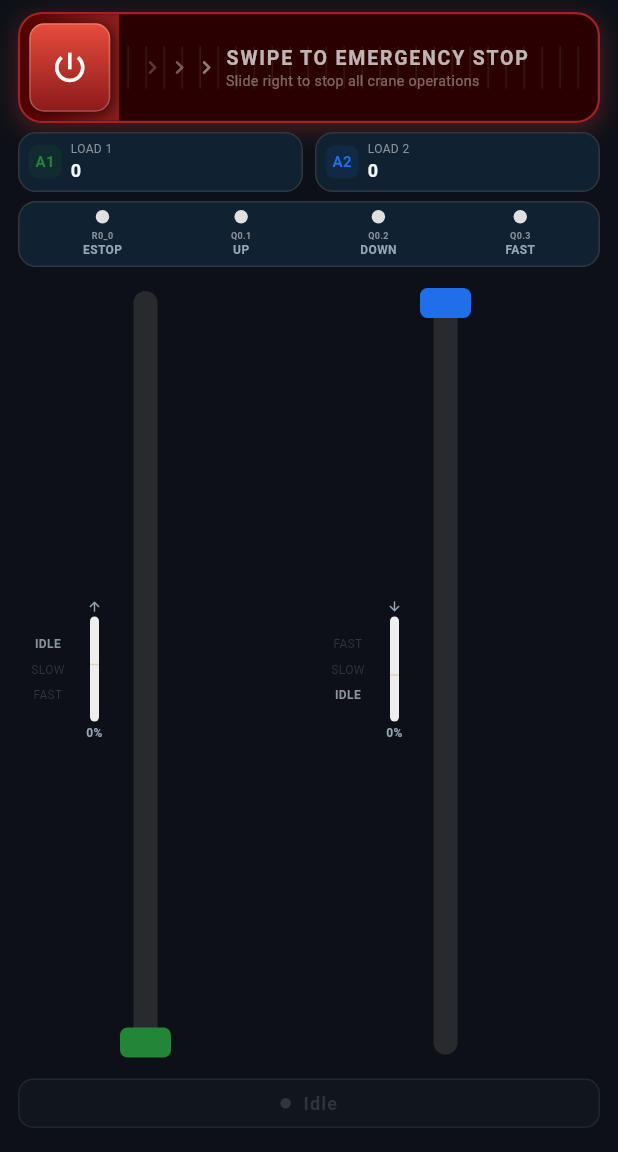
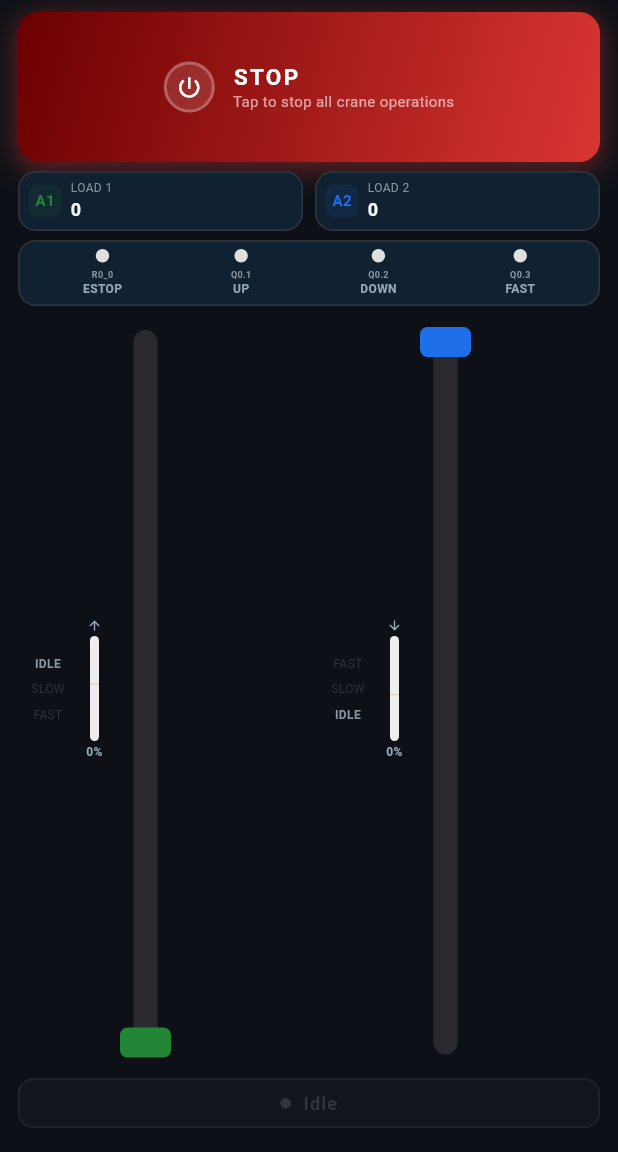
Before and after one commit to ashik134/IntelliHMI-BLE-Unified-Automation-Interface, a Flutter app: the ControlScreen screen opened directly, on a phone screen of 412 x 824 dp, the part 84-1236 px from its top. Run offline on Flutter 3.47's test engine with Material 3 defaults, Android fonts, the phone set to English and light mode, and no system bars; our stand-ins replace battery_plus, flutter_blue_plus, google_fonts, logger, permission_handler, shared_preferences and 2 more; accounts and stored records are empty.

Commit message:
Refactor UI components: update colors in IndustrialAppBar, enhance ControlScreen layout, and improve EStopSwipeButton instructions

```diff
--- a/lib/screens/connection_screen.dart
+++ b/lib/screens/connection_screen.dart
@@ -280,7 +280,7 @@ class IndustrialAppBar extends StatelessWidget implements PreferredSizeWidget {
         decoration: BoxDecoration(
           color: backgroundColor ?? AppColors.surface,
           border: const Border(
-            bottom: BorderSide(color: AppColors.accentSoft, width: 1),
+            bottom: BorderSide(color: AppColors.darkInfo, width: 1),
           ),
           boxShadow: [
             BoxShadow(
--- a/lib/screens/control_screen.dart
+++ b/lib/screens/control_screen.dart
@@ -1,16 +1,20 @@
 import 'package:flutter/material.dart';
+
 import 'package:provider/provider.dart';
-import 'package:rev_crane_control_ops/models/app_enums.dart';
-import 'package:rev_crane_control_ops/widgets/estop_swipe_button.dart';
 import 'package:vibration/vibration.dart';
 
+import 'package:rev_crane_control_ops/models/app_enums.dart';
+import 'package:rev_crane_control_ops/models/control_layout_config.dart';
+
+import 'package:rev_crane_control_ops/utils/constants.dart';
+import 'package:rev_crane_control_ops/utils/control_layout_metrics.dart';
+
+import 'package:rev_crane_control_ops/controllers/crane_controllers.dart';
 import 'package:rev_crane_control_ops/controllers/layout_settings_controller.dart';
-import 'package:rev_crane_control_ops/models/control_layout_config.dart';
-import 'package:rev_crane_control_ops/utils/constants.dart';
+
+import 'package:rev_crane_control_ops/widgets/estop_swipe_button.dart';
 import 'package:rev_crane_control_ops/widgets/crane_slider_button.dart';
 import 'package:rev_crane_control_ops/widgets/toggle_control_button.dart';
-import 'package:rev_crane_control_ops/utils/control_layout_metrics.dart';
-import 'package:rev_crane_control_ops/controllers/crane_controllers.dart';
 
 class ControlScreen extends StatefulWidget {
   const ControlScreen({super.key});
@@ -20,9 +24,9 @@ class ControlScreen extends StatefulWidget {
 }
 
 class _ControlScreenState extends State<ControlScreen>
-    with SingleTickerProviderStateMixin {
+    with SingleTickerProviderStateMixin, WidgetsBindingObserver {
   late final AnimationController _pulseController;
-  // late final Animation<double> _pulseAnim;
+  late final Animation<double> _pulseAnim;
   CraneController? _craneController;
 
   // ── Mutual-exclusion: only one hoist direction active at a time ────────────
@@ -35,13 +39,15 @@ class _ControlScreenState extends State<ControlScreen>
   @override
   void initState() {
     super.initState();
+    WidgetsBinding.instance.addObserver(this);
+
     _pulseController = AnimationController(
       vsync: this,
-      duration: const Duration(milliseconds: 700),
+      duration: const Duration(milliseconds: 1200),
     )..repeat(reverse: true);
-    // _pulseAnim = Tween<double>(begin: 0.3, end: 1.0).animate(
-    //   CurvedAnimation(parent: _pulseController, curve: Curves.easeInOut),
-    // );
+    _pulseAnim = Tween<double>(begin: 0.3, end: 1.0).animate(
+      CurvedAnimation(parent: _pulseController, curve: Curves.easeInOut),
+    );
     WidgetsBinding.instance.addPostFrameCallback((_) {
       if (!mounted) return;
       final controller = context.read<CraneController>();
@@ -55,6 +61,7 @@ class _ControlScreenState extends State<ControlScreen>
     FocusManager.instance.primaryFocus?.unfocus();
     _pulseController.dispose();
     _craneController?.removeListener(_onControllerChange);
+    WidgetsBinding.instance.removeObserver(this);
     super.dispose();
   }
 
@@ -130,37 +137,17 @@ class _ControlScreenState extends State<ControlScreen>
 
   Future<void> _onResetEStopTap() async {
     final controller = context.read<CraneController>();
-    final confirmed = await _showResetDialog(controller);
-    if (confirmed && mounted) {
+      if (controller.currentScreen != AppScreen.control ||
+        !controller.isConnected) {
+      return;
+    }
+    if (mounted) {
       await controller.resetEStop();
       Vibration.vibrate(duration: 100);
     }
   }
 
-  Future<bool> _showResetDialog(CraneController controller) async {
-    if (!mounted || _isResetDialogVisible) return false;
-    if (controller.currentScreen != AppScreen.control ||
-        !controller.isConnected) {
-      return false;
-    }
 
-    _isResetDialogVisible = true;
-    try {
-      final result = await showDialog<bool>(
-        context: context,
-        barrierDismissible: false,
-        builder: (dialogContext) {
-          _resetDialogContext = dialogContext;
-          return _ResetEStopDialog(controller: controller);
-        },
-      );
-      return result ?? false;
-    } finally {
-      _isResetDialogVisible = false;
-      _isDismissingResetDialog = false;
-      _resetDialogContext = null;
-    }
-  }
 
   // ── Build ───────────────────────────────────────────────────────────────────
 
@@ -171,11 +158,12 @@ class _ControlScreenState extends State<ControlScreen>
         final layoutCfg = layoutCtrl.config;
         final labels = layoutCfg.labelConfig;
         final sizing = layoutCfg.sizeConfig;
-        final arrangement = layoutCfg.arrangementConfig;          final metrics = ControlLayoutMetrics.compute(
-            MediaQuery.of(ctx).size.height
-                - kToolbarHeight
-                - MediaQuery.of(ctx).padding.top
-                - MediaQuery.of(ctx).padding.bottom,
+        final arrangement = layoutCfg.arrangementConfig;
+        final metrics = ControlLayoutMetrics.compute(
+          MediaQuery.of(ctx).size.height -
+              kToolbarHeight -
+              MediaQuery.of(ctx).padding.top -
+              MediaQuery.of(ctx).padding.bottom,
           baseEstopHeight: sizing.resolvedEstopHeight,
           preferShowSensor: arrangement.showSensorRow,
           preferShowLEDs: arrangement.showLiveLEDs,
@@ -240,14 +228,11 @@ class _ControlScreenState extends State<ControlScreen>
               padding: metrics.bodyPadding,
               child: Column(
                 children: [
-                  controller.estopLatched
-                      ? _buildResetSection(
-                          labels.resetEstopLabel,
+                  _buildSafetyActionPanel(
+                    controller: controller,
                     compact: metrics.isCompact,
-                        )
-                      : _buildEStopButton(
                     height: metrics.estopHeight,
-                          instructionLabel: labels.estopSwipeInstruction,
+                    labels: labels,
                   ),
                   SizedBox(height: metrics.itemSpacing),
                   if (metrics.showSensorRow) ...[
@@ -269,8 +254,10 @@ class _ControlScreenState extends State<ControlScreen>
                             isDisabled:
                                 controller.estopLatched ||
                                 !controller.isConnected,
-                            upActive: controller.hoistState == HoistState.upSlow,
-                            downActive: controller.hoistState == HoistState.downSlow,
+                            upActive:
+                                controller.hoistState == HoistState.upSlow,
+                            downActive:
+                                controller.hoistState == HoistState.downSlow,
                             onUpChanged: (state) {
                               setState(() {
                                 _upActive = state != ControlState.idle;
@@ -312,7 +299,8 @@ class _ControlScreenState extends State<ControlScreen>
                                       state: state,
                                     );
                                   },
-                                  externalState: switch (controller.hoistState) {
+                                  externalState:
+                                      switch (controller.hoistState) {
                                         HoistState.upSlow => ControlState.slow,
                                         HoistState.upFast => ControlState.fast,
                                         _ => ControlState.idle,
@@ -340,7 +328,8 @@ class _ControlScreenState extends State<ControlScreen>
                                       state: state,
                                     );
                                   },
-                                  externalState: switch (controller.hoistState) {
+                                  externalState: switch (controller
+                                      .hoistState) {
                                     HoistState.downSlow => ControlState.slow,
                                     HoistState.downFast => ControlState.fast,
                                     _ => ControlState.idle,
@@ -363,6 +352,26 @@ class _ControlScreenState extends State<ControlScreen>
           ),
         );
       },
+    );
+  }
+
+  Widget _buildSafetyActionPanel({
+    required CraneController controller,
+    required bool compact,
+    required double height,
+    required ControlLabelConfig labels,
+  }) {
+    return AnimatedContainer(
+      duration: const Duration(milliseconds: 220),
+      curve: Curves.easeOut,
+      width: double.infinity,
+      child: controller.estopLatched
+          ? _buildResetSection(labels.resetEstopLabel, compact: compact)
+          : _buildEStopButton(
+              instructionLabel: labels.estopSwipeInstruction,
+              compact: compact,
+              height: height,
+            ),
     );
   }
 
@@ -594,11 +603,87 @@ class _ControlScreenState extends State<ControlScreen>
   Widget _buildEStopButton({
     required double height,
     required String instructionLabel,
+    required bool compact,
   }) {
-    return EStopSwipeButton(
-      onActivated: _onEStopTap,
-      buttonHeight: height,
-      instructionLabel: instructionLabel,
+    return Material(
+      // Wrap with Material for ripple effect
+      color: Colors.transparent,
+      child: InkWell(
+        // Use InkWell instead of GestureDetector
+        onTap: _onEStopTap,
+        borderRadius: BorderRadius.circular(14),
+        splashColor: Colors.white.withAlpha(50),
+        highlightColor: Colors.white.withAlpha(20),
+        child: Container(
+          width: double.infinity,
+          constraints: BoxConstraints(minHeight: compact ? 100 : 100),
+          decoration: BoxDecoration(
+            gradient: const LinearGradient(
+              colors: [Color(0xFF6B0000), AppColors.eStopColor],
+              begin: Alignment.topLeft,
+              end: Alignment.bottomRight,
+            ),
+            borderRadius: BorderRadius.circular(14),
+            boxShadow: [
+              BoxShadow(
+                color: AppColors.eStopColor.withAlpha(100),
+                blurRadius: 14,
+                spreadRadius: 2,
+                offset: const Offset(0, 4),
+              ),
+            ],
+          ),
+          child: Row(
+            mainAxisAlignment: MainAxisAlignment.center,
+            children: [
+              Container(
+                width: compact ? 32 : 34,
+                height: compact ? 32 : 34,
+                decoration: BoxDecoration(
+                  color: Colors.white.withAlpha(31),
+                  shape: BoxShape.circle,
+                  border: Border.all(
+                    color: Colors.white.withAlpha(64),
+                    width: 2,
+                  ),
+                ),
+                child: const Icon(
+                  Icons.power_settings_new,
+                  color: Colors.white,
+                  size: 18,
+                ),
+              ),
+              SizedBox(width: compact ? 10 : 12),
+              Column(
+                mainAxisAlignment: MainAxisAlignment.center,
+                crossAxisAlignment: CrossAxisAlignment.start,
+                children: [
+                  const Text(
+                    'STOP',
+                    maxLines: 1,
+                    overflow: TextOverflow.ellipsis,
+                    style: TextStyle(
+                      color: Colors.white,
+                      fontSize: 15,
+                      fontWeight: FontWeight.bold,
+                      letterSpacing: 1.5,
+                    ),
+                  ),
+                  Text(
+                    'Tap to stop all crane operations',
+                    maxLines: 1,
+                    overflow: TextOverflow.ellipsis,
+                    style: TextStyle(
+                      color: Colors.white60,
+                      fontSize: compact ? 9 : 10,
+                    ),
+                  ),
+                ],
+              ),
+            ],
+          ),
+        ),
+      ),
     );
   }
 
@@ -661,24 +746,12 @@ class _ControlScreenState extends State<ControlScreen>
           ),
         ),
         SizedBox(height: compact ? 6 : 8),
-        SizedBox(
-          width: double.infinity,
-          height: compact ? 38 : 44,
-          child: OutlinedButton.icon(
-            onPressed: _onResetEStopTap,
-            icon: Icon(Icons.lock_open_rounded, size: compact ? 14 : 16),
-            label: Text(
-              '$resetLabel — Password Required',
-              style: TextStyle(fontSize: compact ? 11 : 12, letterSpacing: 0.5),
-            ),
-            style: OutlinedButton.styleFrom(
-              foregroundColor: AppColors.eStopColorLight,
-              side: const BorderSide(color: AppColors.eStopColorLight),
-              shape: RoundedRectangleBorder(
-                borderRadius: BorderRadius.circular(12),
-              ),
-            ),
-          ),
+        EStopSwipeButton(
+          onActivated: () {
+            _onResetEStopTap();
+          },
+          instructionLabel: 'SWIPE TO RESET E-STOP',
+          instructionSubtitle: 'Slide right to clear emergency lockout',
         ),
       ],
     );
--- a/lib/services/ble_service.dart
+++ b/lib/services/ble_service.dart
@@ -13,8 +13,6 @@ import 'package:rev_crane_control_ops/models/app_enums.dart';
 import 'package:rev_crane_control_ops/models/ble_scan_device.dart';
 import 'package:rev_crane_control_ops/models/plc_output_command.dart';
 import 'package:rev_crane_control_ops/models/ble_connection_state.dart';
-
-
 
 class BleService {
   final Logger _logger = Logger(printer: PrettyPrinter(methodCount: 0));
@@ -37,6 +35,7 @@ class BleService {
   BleConnectionState _snapshot = BleConnectionState.initial();
   BluetoothDevice? _device;
   BleScanDevice? _connectedDevice;
+
   BluetoothCharacteristic? _analogChar;
   BluetoothCharacteristic? _digitalChar;
   BluetoothCharacteristic? _authChar;
@@ -48,12 +47,21 @@ class BleService {
   StreamSubscription<List<int>>? _statusSubscription;
   StreamSubscription<List<ScanResult>>? _scanResultsSub;
 
+  bool _isDisposing = false;
+  bool _scanContinue = false;
+  bool _scanPaused = false;
+
+  Timer? _pruneTimer;
+
   bool _connectCancelled = false;
 
   Completer<BleAuthOutcome>?
   _pendingAuthCompleter; // For tracking ongoing authentication attempts.
 
   void _emit(BleConnectionStatus status, {String? message}) {
+    if (_isDisposing || _connectionController.isClosed) {
+      return;
+    }
     _snapshot = BleConnectionState(
       status: status,
       message: message,
@@ -65,6 +73,8 @@ class BleService {
   // ── Scanning ───────────────────────────────────────────────────────────────
 
   Future<void> startScan() async {
+    _scanContinue = false;
+    _scanPaused = false;
     await stopScan();
     _scanController.add(const []);
     _emit(BleConnectionStatus.scanning);
@@ -74,9 +84,11 @@ class BleService {
         final seen = <String>{};
         final devices = results
             .map(BleScanDevice.fromScanResult)
-            .where((d) =>
-                d.name.startsWith(BLEConstants.scanNamePrefix) ||
-                d.plcType != PlcType.unknown)
+            .where(
+              (d) =>
+                  d.name.startsWith(BLEConstants.scanNamePrefix) ||
+                  d.plcType != PlcType.unknown,
+            )
             .where((d) => seen.add(d.id))
             .toList();
         debugPrint(
--- a/lib/widgets/estop_swipe_button.dart
+++ b/lib/widgets/estop_swipe_button.dart
@@ -9,12 +9,14 @@ class EStopSwipeButton extends StatefulWidget {
 
   /// Override the instruction text shown inside the track.
   final String instructionLabel;
+  final String instructionSubtitle;
 
   const EStopSwipeButton({
     super.key,
     required this.onActivated,
     this.buttonHeight,
     this.instructionLabel = 'SWIPE TO EMERGENCY STOP',
+    this.instructionSubtitle = 'Slide right to stop all crane operations',
   });
 
   @override
```
Also changed, not shown: lib/widgets/cross_travel_slider.dart (+4 -4 lines). Lines whose indentation alone changed are shown as unchanged.
